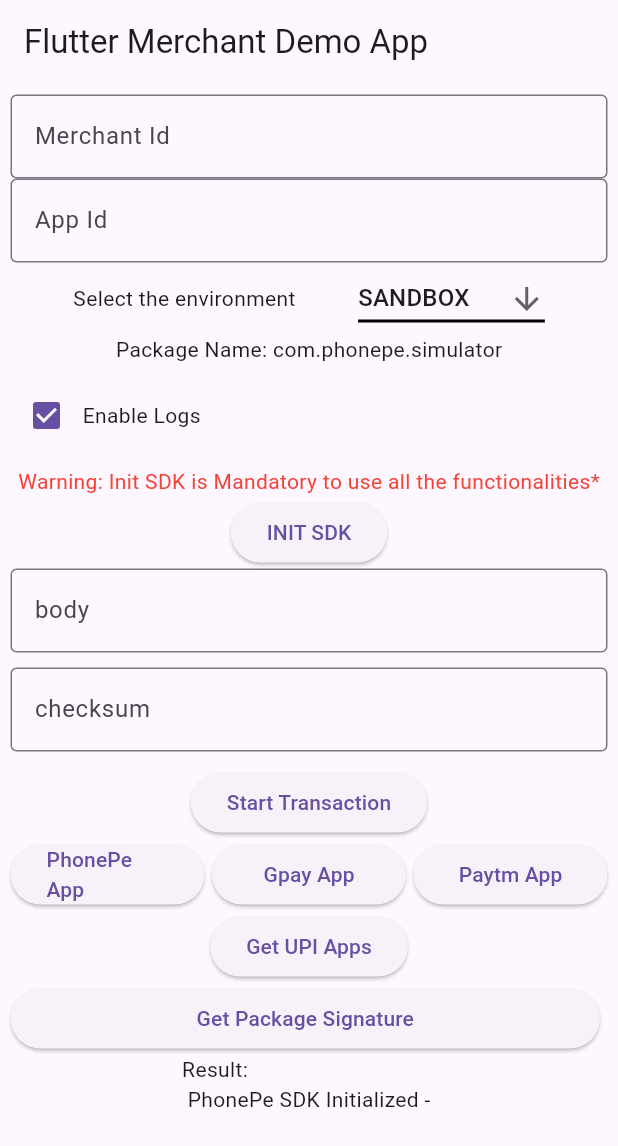
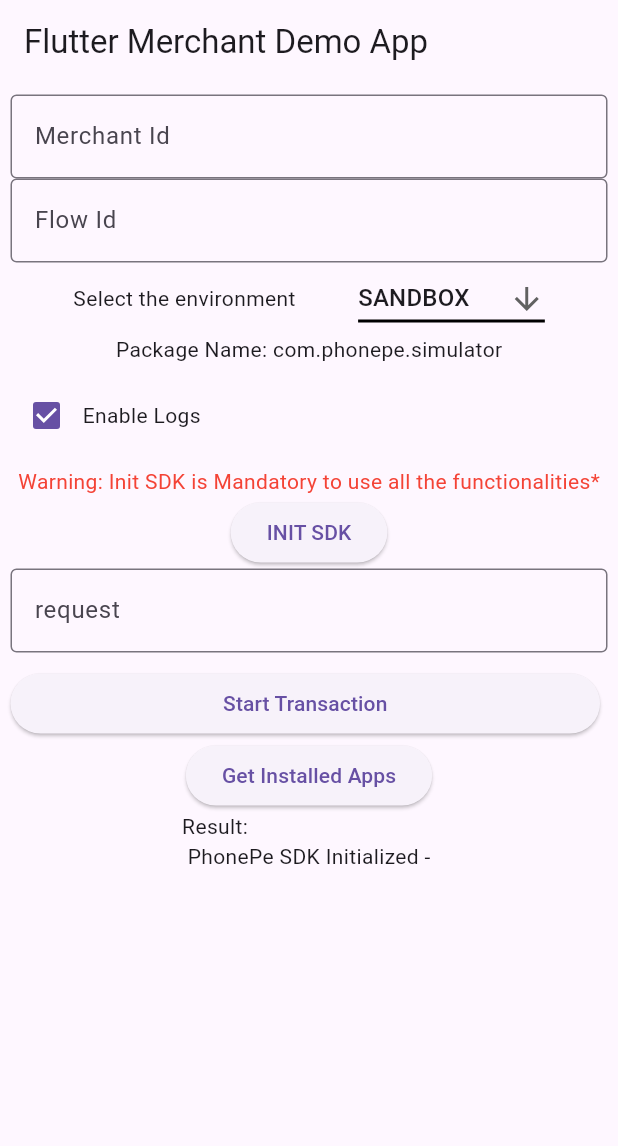
Before and after one commit to PhonePe/phonepe-pg-sdk-flutter, a Flutter app: the screen it shows after launch, after a tap on "INIT SDK", on a phone screen of 412 x 824 dp. Shown: the top 1146 px of the screen. Run offline on Flutter 3.47's test engine with Material 3 defaults, Android fonts, the phone set to English and light mode, and no system bars; missing offline and left inert: phonepe_payment_sdk.

Commit message:
Added Pgv2 support in sample app

```diff
--- a/lib/main.dart
+++ b/lib/main.dart
@@ -17,21 +17,20 @@ class MerchantApp extends StatefulWidget {
 }
 
 class MerchantScreen extends State<MerchantApp> {
-  String body = "";
-  String callback = "flutterDemoApp";
-  String checksum = "";
+  String request = "";
+  String appSchema = "flutterDemoApp";
 
   Map<String, String> headers = {};
   List<String> environmentList = <String>['SANDBOX', 'PRODUCTION'];
   bool enableLogs = true;
   Object? result;
   String environmentValue = 'SANDBOX';
-  String appId = "";
   String merchantId = "";
+  String flowId = ""; // Pass the user id or the unique string
   String packageName = "com.phonepe.simulator";
 
   void initPhonePeSdk() {
-    PhonePePaymentSdk.init(environmentValue, appId, merchantId, enableLogs)
+    PhonePePaymentSdk.init(environmentValue, merchantId, flowId, enableLogs)
         .then((isInitialized) => {
               setState(() {
                 result = 'PhonePe SDK Initialized - $isInitialized';
@@ -43,62 +42,35 @@ class MerchantScreen extends State<MerchantApp> {
     });
   }
 
-  void isPhonePeInstalled() {
-    PhonePePaymentSdk.isPhonePeInstalled()
-        .then((isPhonePeInstalled) => {
+  void startTransaction() async {
+    try {
+      PhonePePaymentSdk.startTransaction(request, appSchema)
+          .then((response) => {
                 setState(() {
-                result = 'PhonePe Installed - $isPhonePeInstalled';
+                  if (response != null) {
+                    String status = response['status'].toString();
+                    String error = response['error'].toString();
+                    if (status == 'SUCCESS') {
+                      result = "Flow Completed - Status: Success!";
+                    } else {
+                      result =
+                          "Flow Completed - Status: $status and Error: $error";
+                    }
+                  } else {
+                    result = "Flow Incomplete";
+                  }
                 })
               })
           .catchError((error) {
         handleError(error);
         return <dynamic>{};
       });
-  }
-
-  void isGpayInstalled() {
-    PhonePePaymentSdk.isGPayAppInstalled()
-        .then((isGpayInstalled) => {
-              setState(() {
-                result = 'GPay Installed - $isGpayInstalled';
-              })
-            })
-        .catchError((error) {
+    } catch (error) {
       handleError(error);
-      return <dynamic>{};
-    });
-  }
-
-  void isPaytmInstalled() {
-    PhonePePaymentSdk.isPaytmAppInstalled()
-        .then((isPaytmInstalled) => {
-              setState(() {
-                result = 'Paytm Installed - $isPaytmInstalled';
-              })
-            })
-        .catchError((error) {
-      handleError(error);
-      return <dynamic>{};
-    });
-  }
-
-  void getPackageSignatureForAndroid() {
-    if (Platform.isAndroid) {
-      PhonePePaymentSdk.getPackageSignatureForAndroid()
-          .then((packageSignature) => {
-                setState(() {
-                  result = 'getPackageSignatureForAndroid - $packageSignature';
-                })
-              })
-          .catchError((error) {
-        handleError(error);
-        return <dynamic>{};
-      });
     }
   }
 
   void getInstalledUpiAppsForiOS() {
-    if (Platform.isIOS) {
     PhonePePaymentSdk.getInstalledUpiAppsForiOS()
         .then((apps) => {
               setState(() {
@@ -127,7 +99,6 @@ class MerchantScreen extends State<MerchantApp> {
       return <dynamic>{};
     });
   }
-  }
 
   void getInstalledApps() {
     if (Platform.isAndroid) {
@@ -138,7 +109,7 @@ class MerchantScreen extends State<MerchantApp> {
   }
 
   void getInstalledUpiAppsForAndroid() {
-    PhonePePaymentSdk.getInstalledUpiAppsForAndroid()
+    PhonePePaymentSdk.getUpiAppsForAndroid()
         .then((apps) => {
               setState(() {
                 if (apps != null) {
@@ -160,34 +131,6 @@ class MerchantScreen extends State<MerchantApp> {
       handleError(error);
       return <dynamic>{};
     });
-  }
-
-  void startTransaction() async {
-    try {
-      PhonePePaymentSdk.startTransaction(body, callback, checksum, packageName)
-          .then((response) => {
-                setState(() {
-                  if (response != null) {
-                    String status = response['status'].toString();
-                    String error = response['error'].toString();
-                    if (status == 'SUCCESS') {
-                      result = "Flow Completed - Status: Success!";
-                    } else {
-                      result =
-                          "Flow Completed - Status: $status and Error: $error";
-                    }
-                  } else {
-                    result = "Flow Incomplete";
-                  }
-                })
-              })
-          .catchError((error) {
-        handleError(error);
-        return <dynamic>{};
-      });
-    } catch (error) {
-      handleError(error);
-    }
   }
 
   void handleError(error) {
@@ -224,10 +167,10 @@ class MerchantScreen extends State<MerchantApp> {
                   TextField(
                     decoration: const InputDecoration(
                       border: OutlineInputBorder(),
-                      hintText: 'App Id',
+                      hintText: 'Flow Id',
                     ),
                     onChanged: (text) {
-                      appId = text;
+                      flowId = text;
                     },
                   ),
                   Row(
@@ -297,63 +240,25 @@ class MerchantScreen extends State<MerchantApp> {
                   TextField(
                     decoration: const InputDecoration(
                       border: OutlineInputBorder(),
-                      hintText: 'body',
+                      hintText: 'request',
                     ),
                     onChanged: (text) {
-                      body = text;
+                      request = text;
                     },
                   ),
                   const SizedBox(height: 10),
-                  TextField(
-                    decoration: const InputDecoration(
-                      border: OutlineInputBorder(),
-                      hintText: 'checksum',
-                    ),
-                    onChanged: (text) {
-                      checksum = text;
-                    },
-                  ),
-                  const SizedBox(height: 10),
-                  ElevatedButton(
-                      onPressed: startTransaction,
-                      child: const Text('Start Transaction')),
                   Row(
                       mainAxisAlignment: MainAxisAlignment.spaceBetween,
                       children: <Widget>[
                         Expanded(
                             child: ElevatedButton(
-                                onPressed: isPhonePeInstalled,
-                                child: const Text('PhonePe App'))),
+                                onPressed: startTransaction,
+                                child: const Text('Start Transaction'))),
                         const SizedBox(width: 5.0),
-                        Expanded(
-                            child: ElevatedButton(
-                                onPressed: isGpayInstalled,
-                                child: const Text('Gpay App'))),
-                        const SizedBox(width: 5.0),
-                        Expanded(
-                            child: ElevatedButton(
-                                onPressed: isPaytmInstalled,
-                                child: const Text('Paytm App'))),
                       ]),
                   ElevatedButton(
                       onPressed: getInstalledApps,
-                      child: const Text('Get UPI Apps')),
-                  const SizedBox(width: 5.0),
-                  Visibility(
-                      maintainSize: false,
-                      maintainAnimation: false,
-                      maintainState: false,
-                      visible: Platform.isAndroid,
-                      child: Row(
-                          mainAxisAlignment: MainAxisAlignment.spaceBetween,
-                          children: <Widget>[
-                            Expanded(
-                                child: ElevatedButton(
-                                    onPressed: getPackageSignatureForAndroid,
-                                    child:
-                                        const Text('Get Package Signature'))),
-                            const SizedBox(width: 5.0)
-                          ])),
+                      child: const Text('Get Installed Apps')),
                   Text("Result: \n $result")
                 ],
               ),
```
Also changed, not shown: 1 other file. Lines whose indentation alone changed are shown as unchanged.
